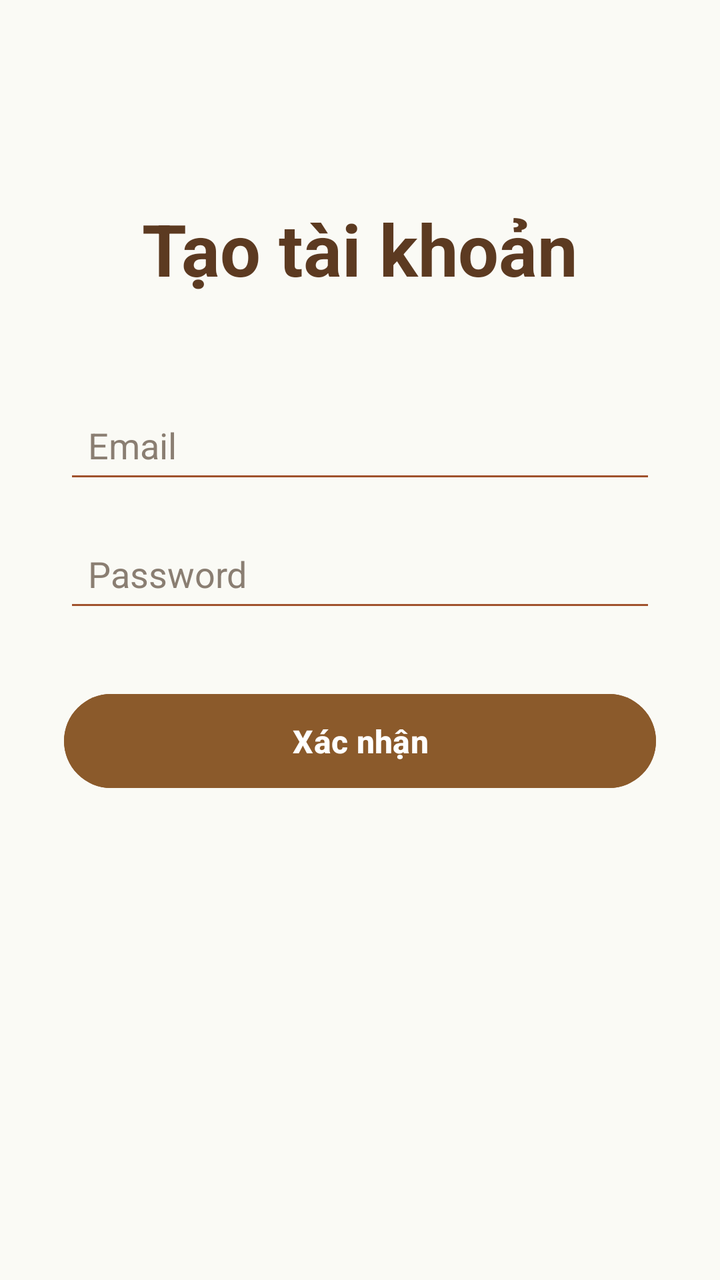
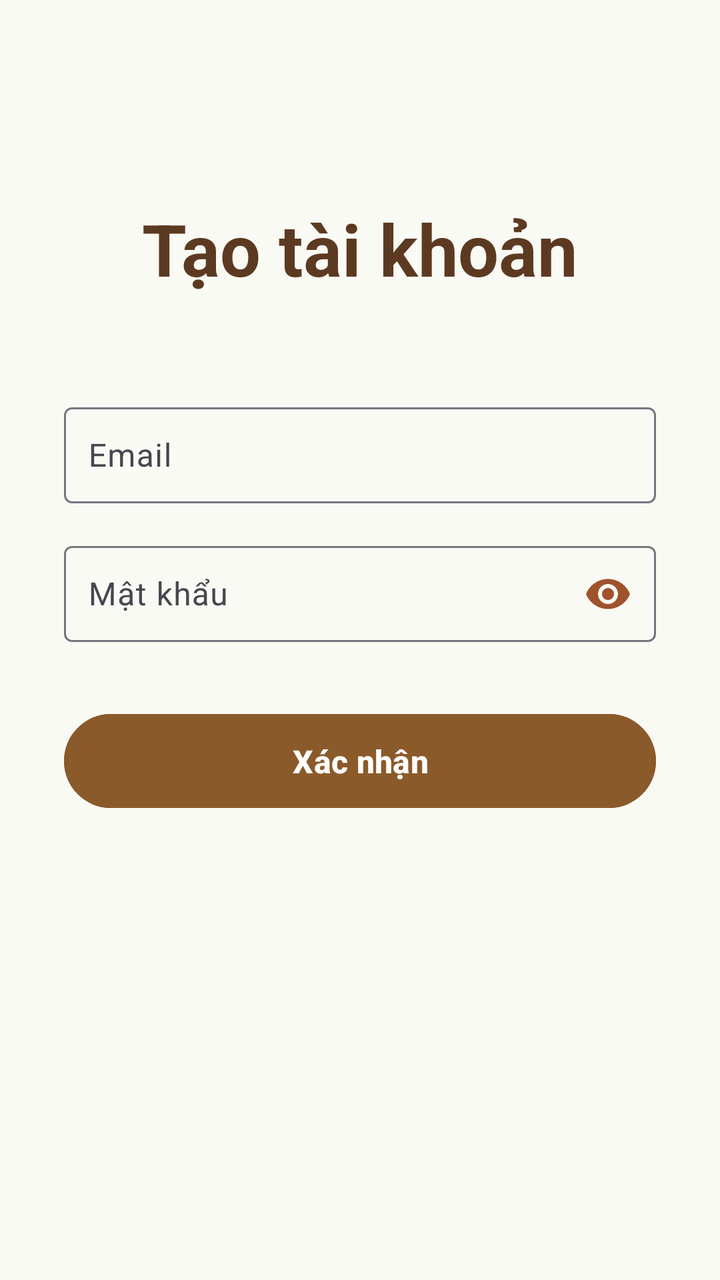

Before-and-after screenshots of an Android layout around one commit, followed by the original layout XML and the change that was made.
<!-- AndroidManifest.xml: application theme Theme.MyWallet -->
<!-- res/layout/activity_register.xml -->
<?xml version="1.0" encoding="utf-8"?>
<androidx.constraintlayout.widget.ConstraintLayout
    xmlns:android="http://schemas.android.com/apk/res/android"
    xmlns:app="http://schemas.android.com/apk/res-auto"
    xmlns:tools="http://schemas.android.com/tools"
    android:layout_width="match_parent"
    android:layout_height="match_parent"
    android:background="#FAFAFAF5"> 

    <TextView
        android:id="@+id/txtTitle"
        android:layout_width="wrap_content"
        android:layout_height="wrap_content"
        android:text="Tạo tài khoản"
        android:textColor="#5C3A21"
        android:textSize="36sp"
        android:textStyle="bold"
        android:layout_marginTop="100dp"
        app:layout_constraintTop_toTopOf="parent"
        app:layout_constraintStart_toStartOf="parent"
        app:layout_constraintEnd_toEndOf="parent"/>

    <EditText
        android:id="@+id/edtEmail"
        android:layout_width="0dp"
        android:layout_height="wrap_content"
        android:minHeight="48dp"
        android:padding="12dp"
        android:hint="Email"
        android:inputType="textEmailAddress"
        android:backgroundTint="#A0522D"
        android:textColorHint="#8A7E72"
        android:layout_marginTop="50dp"
        android:layout_marginStart="32dp"
        android:layout_marginEnd="32dp"
        app:layout_constraintTop_toBottomOf="@id/txtTitle"
        app:layout_constraintStart_toStartOf="parent"
        app:layout_constraintEnd_toEndOf="parent"/>

    <EditText
        android:id="@+id/edtPassword"
        android:layout_width="0dp"
        android:layout_height="wrap_content"
        android:minHeight="48dp"
        android:padding="12dp"
        android:hint="Password"
        android:inputType="textPassword"
        android:backgroundTint="#A0522D"
        android:textColorHint="#8A7E72"
        android:layout_marginTop="16dp"
        android:layout_marginStart="32dp"
        android:layout_marginEnd="32dp"
        app:layout_constraintTop_toBottomOf="@id/edtEmail"
        app:layout_constraintStart_toStartOf="parent"
        app:layout_constraintEnd_toEndOf="parent"/>

    <Button
        android:id="@+id/btnRegister"
        android:layout_width="0dp"
        android:layout_height="55dp"
        android:layout_marginStart="32dp"
        android:layout_marginTop="32dp"
        android:layout_marginEnd="32dp"
        android:backgroundTint="#8B5A2B"
        android:text="Xác nhận"
        android:textSize="16sp"
        android:textStyle="bold"
        android:textColor="#FFFFFF"
        app:layout_constraintEnd_toEndOf="parent"
        app:layout_constraintStart_toStartOf="parent"
        app:layout_constraintTop_toBottomOf="@id/edtPassword" />

</androidx.constraintlayout.widget.ConstraintLayout>
<!-- resources referenced by this layout -->
<resources>
  <style name="Theme.MyWallet" parent="Base.Theme.MyWallet" />
  <style name="Base.Theme.MyWallet" parent="Theme.Material3.DayNight.NoActionBar">
          
          
      </style>
</resources>

<!-- the commit's change to res/layout/activity_register.xml (unified diff, before → after) -->
@@ -2,57 +2,70 @@
 <androidx.constraintlayout.widget.ConstraintLayout
     xmlns:android="http://schemas.android.com/apk/res/android"
     xmlns:app="http://schemas.android.com/apk/res-auto"
-    xmlns:tools="http://schemas.android.com/tools"
     android:layout_width="match_parent"
     android:layout_height="match_parent"
-    android:background="#FAFAFAF5"> 
+    android:background="#FAFAFAF5">
 
     <TextView
         android:id="@+id/txtTitle"
         android:layout_width="wrap_content"
         android:layout_height="wrap_content"
+        android:layout_marginTop="100dp"
         android:text="Tạo tài khoản"
         android:textColor="#5C3A21"
         android:textSize="36sp"
         android:textStyle="bold"
-        android:layout_marginTop="100dp"
-        app:layout_constraintTop_toTopOf="parent"
+        app:layout_constraintEnd_toEndOf="parent"
         app:layout_constraintStart_toStartOf="parent"
-        app:layout_constraintEnd_toEndOf="parent"/>
+        app:layout_constraintTop_toTopOf="parent" />
 
-    <EditText
-        android:id="@+id/edtEmail"
+    <com.google.android.material.textfield.TextInputLayout
+        android:id="@+id/tilEmail"
         android:layout_width="0dp"
         android:layout_height="wrap_content"
-        android:minHeight="48dp"
-        android:padding="12dp"
-        android:hint="Email"
-        android:inputType="textEmailAddress"
-        android:backgroundTint="#A0522D"
-        android:textColorHint="#8A7E72"
+        android:layout_marginStart="32dp"
         android:layout_marginTop="50dp"
-        android:layout_marginStart="32dp"
         android:layout_marginEnd="32dp"
-        app:layout_constraintTop_toBottomOf="@id/txtTitle"
+        app:layout_constraintEnd_toEndOf="parent"
         app:layout_constraintStart_toStartOf="parent"
-        app:layout_constraintEnd_toEndOf="parent"/>
+        app:layout_constraintTop_toBottomOf="@id/txtTitle">
 
-    <EditText
-        android:id="@+id/edtPassword"
+        <com.google.android.material.textfield.TextInputEditText
+            android:id="@+id/edtEmail"
+            android:layout_width="match_parent"
+            android:layout_height="wrap_content"
+            android:backgroundTint="#A0522D"
+            android:hint="Email"
+            android:inputType="textEmailAddress"
+            android:minHeight="48dp"
+            android:padding="12dp"
+            android:textColorHint="#8A7E72" />
+    </com.google.android.material.textfield.TextInputLayout>
+
+    <com.google.android.material.textfield.TextInputLayout
+        android:id="@+id/tilPassword"
         android:layout_width="0dp"
         android:layout_height="wrap_content"
-        android:minHeight="48dp"
-        android:padding="12dp"
-        android:hint="Password"
-        android:inputType="textPassword"
-        android:backgroundTint="#A0522D"
-        android:textColorHint="#8A7E72"
+        android:layout_marginStart="32dp"
         android:layout_marginTop="16dp"
-        android:layout_marginStart="32dp"
         android:layout_marginEnd="32dp"
-        app:layout_constraintTop_toBottomOf="@id/edtEmail"
+        app:layout_constraintEnd_toEndOf="parent"
         app:layout_constraintStart_toStartOf="parent"
-        app:layout_constraintEnd_toEndOf="parent"/>
+        app:layout_constraintTop_toBottomOf="@id/tilEmail"
+        app:passwordToggleEnabled="true"
+        app:passwordToggleTint="#A0522D">
+
+        <com.google.android.material.textfield.TextInputEditText
+            android:id="@+id/edtPassword"
+            android:layout_width="match_parent"
+            android:layout_height="wrap_content"
+            android:backgroundTint="#A0522D"
+            android:hint="Mật khẩu"
+            android:inputType="textPassword"
+            android:minHeight="48dp"
+            android:padding="12dp"
+            android:textColorHint="#8A7E72" />
+    </com.google.android.material.textfield.TextInputLayout>
 
     <Button
         android:id="@+id/btnRegister"
@@ -63,11 +76,11 @@
         android:layout_marginEnd="32dp"
         android:backgroundTint="#8B5A2B"
         android:text="Xác nhận"
+        android:textColor="#FFFFFF"
         android:textSize="16sp"
         android:textStyle="bold"
-        android:textColor="#FFFFFF"
         app:layout_constraintEnd_toEndOf="parent"
         app:layout_constraintStart_toStartOf="parent"
-        app:layout_constraintTop_toBottomOf="@id/edtPassword" />
+        app:layout_constraintTop_toBottomOf="@id/tilPassword" />
 
 </androidx.constraintlayout.widget.ConstraintLayout>
